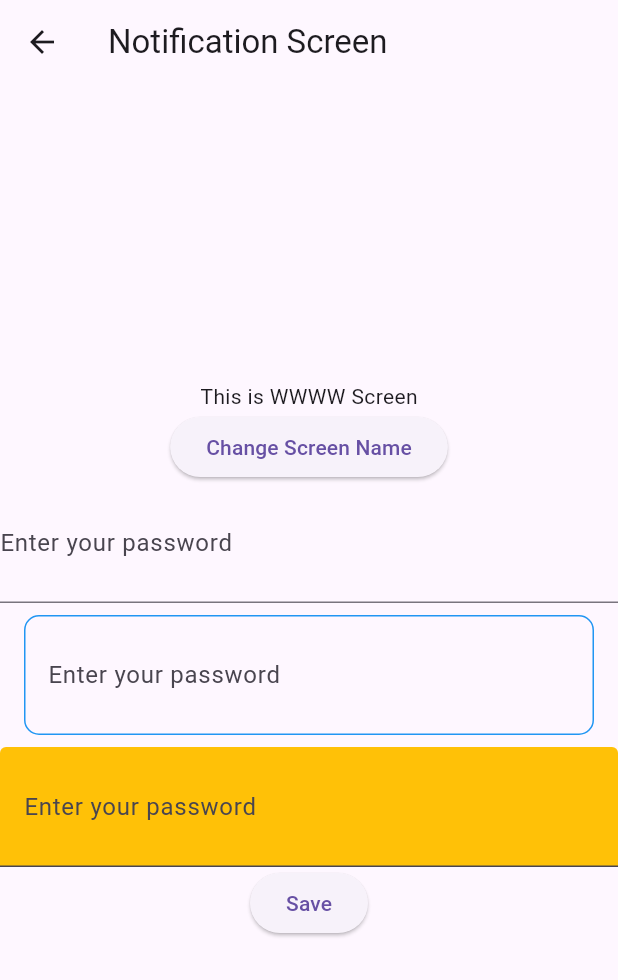
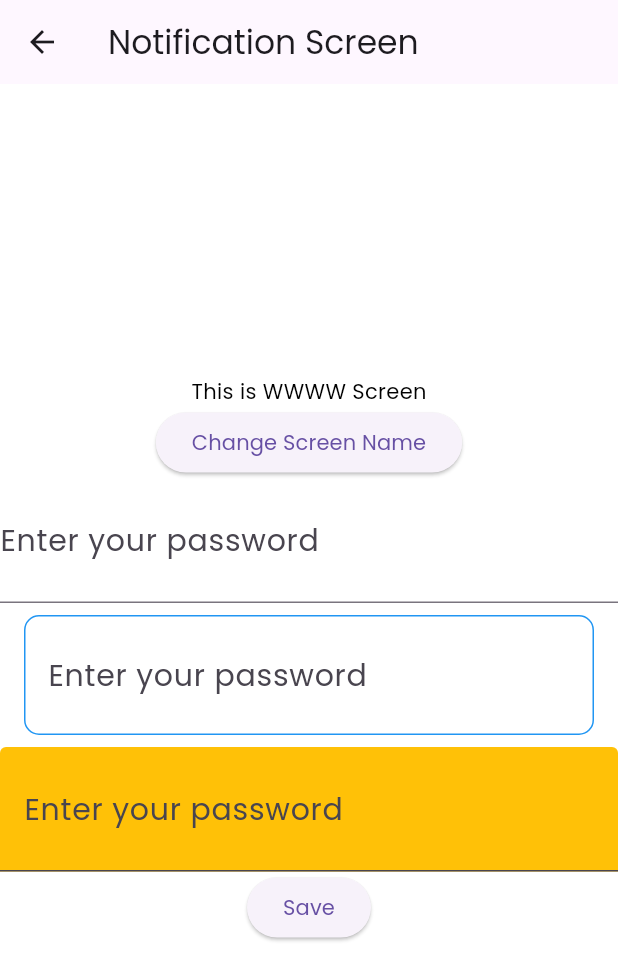
Before and after one commit to drumkiller-peter/flutter_class, a Flutter app: the NotificationScreen screen opened directly, on a phone screen of 412 x 824 dp. Shown: the top 980 px of the screen. Run offline on Flutter 3.47's test engine with Material 3 defaults, Android fonts, the phone set to English and light mode, and no system bars; our stand-ins replace equatable, flutter_bloc, readmore; network calls fail.

Commit message:
Added Theme Bloc

```diff
--- /dev/null
+++ b/instagram_ui/lib/configs/app_colors.dart
@@ -0,0 +1,11 @@
+import 'package:flutter/material.dart';
+
+class AppColor {
+  // set green as primary color
+  static const Color primaryColor = Color(0xFF00B800);
+
+  // set black with opacity 0.8 as primary text color
+  static Color black = const Color(0xFF000000).withOpacity(0.9);
+
+  static Color white = const Color(0xFFFFFFFF);
+}
--- /dev/null
+++ b/instagram_ui/lib/configs/app_theme.dart
@@ -0,0 +1,45 @@
+import 'package:flutter/material.dart';
+import 'package:instagram_ui/configs/app_colors.dart';
+import 'package:instagram_ui/configs/text_theme.dart';
+
+class AppTheme {
+  AppTheme._();
+
+  static final lightTheme = ThemeData(
+    fontFamily: "Poppins",
+    scaffoldBackgroundColor: AppColor.white,
+    textTheme: TextTheme(
+      headlineLarge: AppTextTheme.headlineLarge,
+      headlineMedium: AppTextTheme.headlineMedium,
+      bodyLarge: AppTextTheme.bodyLarge,
+      bodyMedium: AppTextTheme.bodyMedium,
+      bodySmall: AppTextTheme.bodySmall,
+    ),
+    primaryTextTheme: TextTheme(
+      bodyMedium: AppTextTheme.bodyMedium,
+    ),
+    bottomSheetTheme: BottomSheetThemeData(
+      backgroundColor: AppColor.white,
+    ),
+  );
+
+  static final darkTheme = ThemeData(
+    fontFamily: "Poppins",
+    scaffoldBackgroundColor: AppColor.black,
+    textTheme: TextTheme(
+      headlineLarge:
+          AppTextTheme.headlineMedium.copyWith(color: AppColor.white),
+      headlineMedium:
+          AppTextTheme.headlineLarge.copyWith(color: AppColor.white),
+      bodyLarge: AppTextTheme.bodyLarge.copyWith(color: AppColor.white),
+      bodyMedium: AppTextTheme.bodyMedium.copyWith(color: AppColor.white),
+      bodySmall: AppTextTheme.bodySmall.copyWith(color: AppColor.white),
+    ),
+    primaryTextTheme: TextTheme(
+      bodyMedium: AppTextTheme.bodyMedium.copyWith(color: AppColor.white),
+    ),
+    bottomSheetTheme: BottomSheetThemeData(
+      backgroundColor: AppColor.black,
+    ),
+  );
+}
--- /dev/null
+++ b/instagram_ui/lib/configs/text_theme.dart
@@ -0,0 +1,46 @@
+import 'package:flutter/material.dart';
+
+class AppTextTheme {
+  // poppins font
+  static const String poppins = 'Poppins';
+
+  // set headlineLarge
+  static TextStyle get headlineLarge => const TextStyle(
+        fontFamily: poppins,
+        fontWeight: FontWeight.w700,
+        fontSize: 32,
+        color: Colors.black,
+      );
+
+  // set headlineMedium
+  static TextStyle get headlineMedium => const TextStyle(
+        fontFamily: poppins,
+        fontWeight: FontWeight.w700,
+        fontSize: 24,
+        color: Colors.black,
+      );
+
+  //set bodyLarge
+  static TextStyle get bodyLarge => const TextStyle(
+        fontFamily: poppins,
+        fontWeight: FontWeight.w500,
+        fontSize: 20,
+        color: Colors.black,
+      );
+
+  //set bodyMedium
+  static TextStyle get bodyMedium => const TextStyle(
+        fontFamily: poppins,
+        fontWeight: FontWeight.w500,
+        fontSize: 14,
+        color: Colors.black,
+      );
+
+  //set bodySmall
+  static TextStyle get bodySmall => const TextStyle(
+        fontFamily: poppins,
+        fontWeight: FontWeight.w500,
+        fontSize: 14,
+        color: Colors.black,
+      );
+}
--- /dev/null
+++ b/instagram_ui/lib/ui/common_blocs/bloc/theme_bloc.dart
@@ -0,0 +1,13 @@
+import 'package:flutter/material.dart';
+import 'package:flutter_bloc/flutter_bloc.dart';
+
+part 'theme_event.dart';
+part 'theme_state.dart';
+
+class ThemeBloc extends Bloc<ThemeEvent, ThemeState> {
+  ThemeBloc() : super(ThemeInitial()) {
+    on<ThemeChangeRequested>((event, emit) {
+      emit(ThemeChanged(themeData: event.themeData));
+    });
+  }
+}
--- /dev/null
+++ b/instagram_ui/lib/ui/common_blocs/bloc/theme_event.dart
@@ -0,0 +1,10 @@
+part of 'theme_bloc.dart';
+
+@immutable
+sealed class ThemeEvent {}
+
+class ThemeChangeRequested extends ThemeEvent {
+  final ThemeData themeData;
+
+  ThemeChangeRequested({required this.themeData});
+}
--- /dev/null
+++ b/instagram_ui/lib/ui/common_blocs/bloc/theme_state.dart
@@ -0,0 +1,13 @@
+part of 'theme_bloc.dart';
+
+@immutable
+sealed class ThemeState {}
+
+final class ThemeInitial extends ThemeState {}
+
+
+final class ThemeChanged extends ThemeState {
+  final ThemeData themeData;
+
+  ThemeChanged({required this.themeData});
+}
```
Also changed, not shown: instagram_ui/lib/main.dart (+19 -3 lines), instagram_ui/lib/ui/modules/home/home_screen.dart (+48 -1 lines), instagram_ui/lib/ui/modules/home/widgets/home_screen_body.dart (+27 -27 lines), instagram_ui/pubspec.yaml (+5 -6 lines), instagram_ui/assets/fonts/Poppins-Medium.ttf (added), instagram_ui/assets/fonts/Poppins-Regular.ttf (added), 1 other file.
